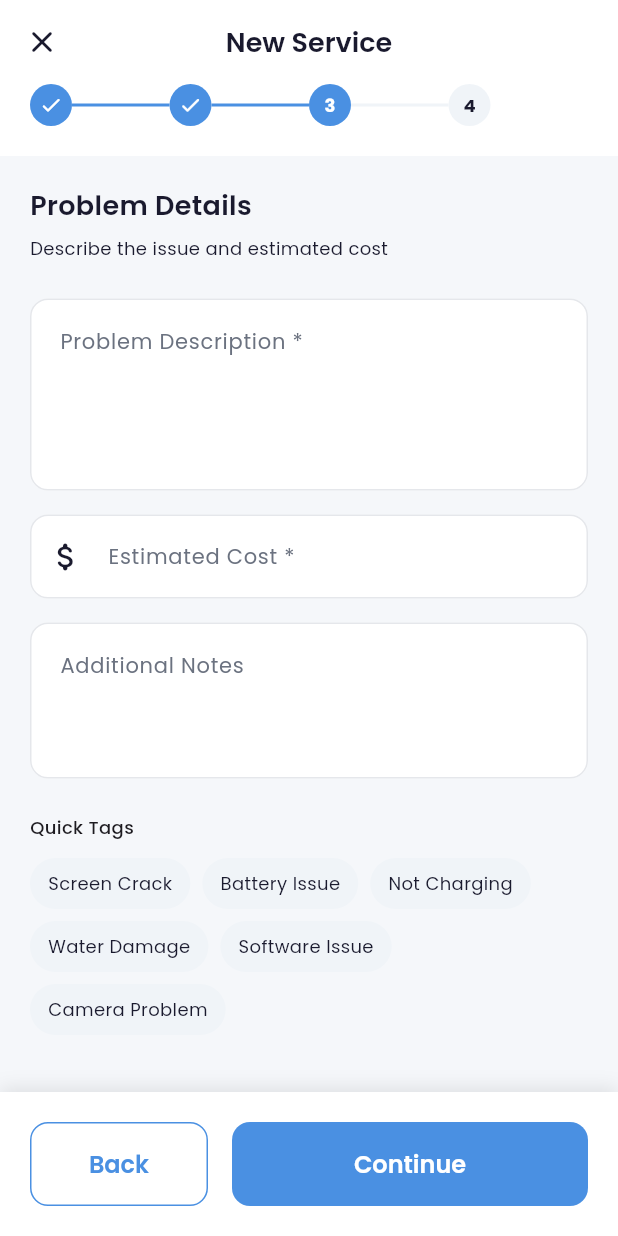
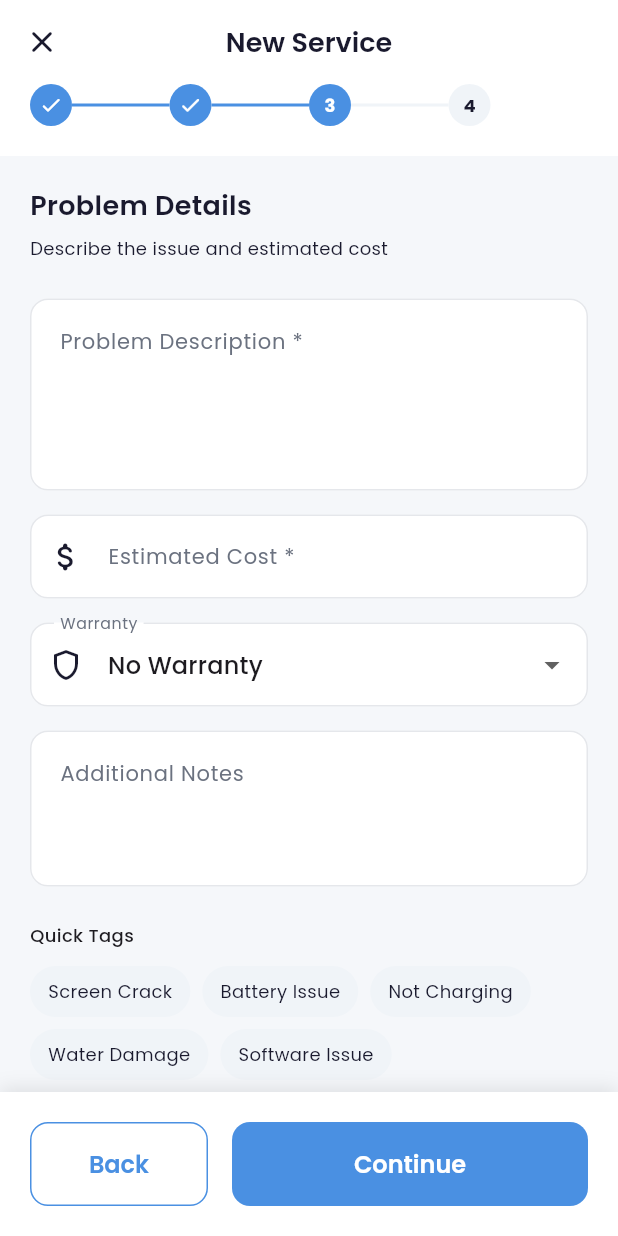
Before and after one commit to ferdiodwi/Brantaservice, a Flutter app: the QuickEntryScreen screen opened by its route, swiped to page 3, on a phone screen of 412 x 824 dp. Run offline on Flutter 3.47's test engine with Material 3 defaults, Android fonts, the phone set to English and light mode, and no system bars; our stand-ins replace awesome_bottom_bar, fl_chart, flutter_local_notifications, flutter_riverpod, gap, go_router and 5 more; missing offline and left inert: workmanager; accounts and stored records are empty; statements that could not run were skipped.

```diff
--- a/lib/core/l10n/app_localizations.dart
+++ b/lib/core/l10n/app_localizations.dart
@@ -199,6 +199,10 @@ class AppLocalizations {
       'entry_field_cost': 'Estimated Cost *',
       'entry_field_notes': 'Additional Notes',
       'entry_field_notes_hint': 'Any additional information...',
+      'entry_field_warranty': 'Warranty',
+      'entry_warranty_none': 'No Warranty',
+      'entry_warranty_days': 'days',
+      'entry_review_warranty': 'Warranty',
       'entry_label_tags': 'Quick Tags',
       'entry_step_review': 'Review Service',
       'entry_step_review_desc': 'Please review the details before submitting',
@@ -266,6 +270,8 @@ class AppLocalizations {
       'detail_label_status': 'Status',
       'detail_status_expired': 'Expired',
       'detail_btn_quick_action': 'Quick Action',
+      'detail_btn_send_receipt': 'Send Receipt',
+      'detail_error_whatsapp': 'Cannot open WhatsApp',
       'detail_sheet_update': 'Update Status',
       'detail_sheet_action': 'Quick Actions',
       'detail_action_call': 'Call',
@@ -484,6 +490,10 @@ class AppLocalizations {
       'entry_field_cost': 'Estimasi Biaya *',
       'entry_field_notes': 'Catatan Tambahan',
       'entry_field_notes_hint': 'Informasi tambahan...',
+      'entry_field_warranty': 'Garansi',
+      'entry_warranty_none': 'Tanpa Garansi',
+      'entry_warranty_days': 'hari',
+      'entry_review_warranty': 'Garansi',
       'entry_label_tags': 'Tag Cepat',
       'entry_step_review': 'Tinjau Service',
       'entry_step_review_desc': 'Mohon periksa kembali detail sebelum menyimpan',
@@ -551,6 +561,8 @@ class AppLocalizations {
       'detail_label_status': 'Status',
       'detail_status_expired': 'Habis',
       'detail_btn_quick_action': 'Aksi Cepat',
+      'detail_btn_send_receipt': 'Kirim Struk',
+      'detail_error_whatsapp': 'Tidak dapat membuka WhatsApp',
       'detail_sheet_update': 'Perbarui Status',
       'detail_sheet_action': 'Aksi Cepat',
       'detail_action_call': 'Telepon',
--- a/lib/data/models/service.dart
+++ b/lib/data/models/service.dart
@@ -152,6 +152,9 @@ class Service extends HiveObject {
   @HiveField(21)
   List<String>? usedParts; // List of inventory item IDs
 
+  @HiveField(22)
+  int? orderNumber; // Daily order number (001, 002, etc)
+
   Service({
     required this.id,
     required this.customerId,
@@ -175,6 +178,7 @@ class Service extends HiveObject {
     this.warranty,
     this.notes,
     this.usedParts,
+    this.orderNumber,
   });
 
   /// Get status display text
@@ -223,6 +227,7 @@ class Service extends HiveObject {
     WarrantyConfig? warranty,
     String? notes,
     List<String>? usedParts,
+    int? orderNumber,
   }) {
     return Service(
       id: id ?? this.id,
@@ -247,6 +252,7 @@ class Service extends HiveObject {
       warranty: warranty ?? this.warranty,
       notes: notes ?? this.notes,
       usedParts: usedParts ?? this.usedParts,
+      orderNumber: orderNumber ?? this.orderNumber,
     );
   }
 }
--- a/lib/screens/service/quick_entry_screen.dart
+++ b/lib/screens/service/quick_entry_screen.dart
@@ -40,6 +40,10 @@ class _QuickEntryScreenState extends ConsumerState<QuickEntryScreen> {
   final _problemController = TextEditingController();
   final _estimatedCostController = TextEditingController();
   final _notesController = TextEditingController();
+
+  // Warranty selection (in days, 0 = no warranty)
+  int _warrantyDays = 0;
+  final List<int> _warrantyOptions = [0, 7, 14, 30, 60, 90];
 
   // Existing customer
   Customer? _selectedCustomer;
@@ -452,6 +456,29 @@ class _QuickEntryScreenState extends ConsumerState<QuickEntryScreen> {
           ),
           const Gap(16),
 
+          // Warranty Selection
+          DropdownButtonFormField<int>(
+            value: _warrantyDays,
+            decoration: InputDecoration(
+              labelText: l10n.translate('entry_field_warranty'),
+              prefixIcon: const Icon(Icons.shield_outlined),
+            ),
+            items: _warrantyOptions.map((days) {
+              return DropdownMenuItem<int>(
+                value: days,
+                child: Text(days == 0
+                    ? l10n.translate('entry_warranty_none')
+                    : '$days ${l10n.translate('entry_warranty_days')}'),
+              );
+            }).toList(),
+            onChanged: (value) {
+              setState(() {
+                _warrantyDays = value ?? 0;
+              });
+            },
+          ),
+          const Gap(16),
+
           TextFormField(
             controller: _notesController,
             maxLines: 3,
@@ -700,6 +727,9 @@ class _QuickEntryScreenState extends ConsumerState<QuickEntryScreen> {
           : null,
       status: ServiceStatus.checkIn,
       createdAt: DateTime.now(),
+      warranty: _warrantyDays > 0
+          ? WarrantyConfig(durationDays: _warrantyDays, startDate: DateTime.now())
+          : null,
     );
 
     await ref.read(serviceProvider.notifier).addService(service);
```
Also changed, not shown: lib/core/utils/formatters.dart (+89 -0 lines), lib/providers/service_provider.dart (+18 -2 lines), lib/screens/service/service_details_screen.dart (+72 -0 lines), lib/data/models/service.g.dart.
